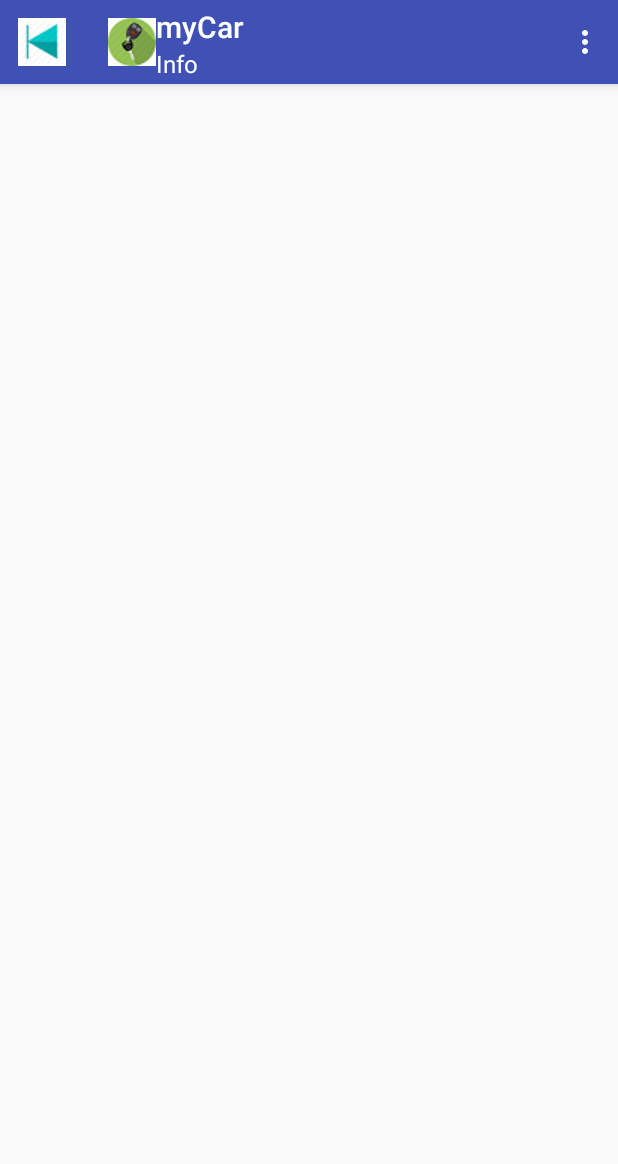
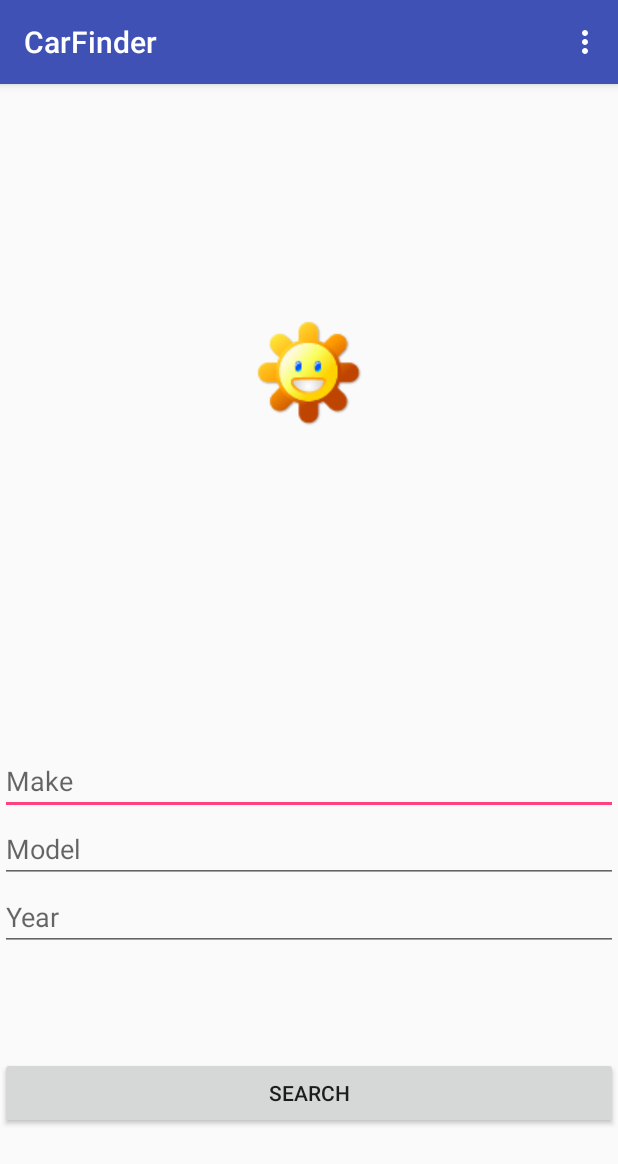
Before and after one commit to YoungJ15/CarFinder, an Android app: the screen it shows after launch (MainActivity), on a phone screen of 412 x 824 dp. Shown: the top 1164 px of the screen. Run offline under Robolectric (Android 15) with nearby library versions, the phone set to English and light mode, and no system bars; our stand-ins replace AdMob.

Commit message:
Integrating fragments to make the search activity,but throwing NPE

```diff
--- a/app/src/main/java/com/josermando/apps/carfinder/CarListFragment.java
+++ b/app/src/main/java/com/josermando/apps/carfinder/CarListFragment.java
@@ -1,6 +1,7 @@
 package com.josermando.apps.carfinder;
 
 import android.app.Fragment;
+import android.app.ProgressDialog;
 import android.net.Uri;
 import android.os.AsyncTask;
 import android.os.Bundle;
@@ -34,10 +35,6 @@ import java.util.List;
 public class CarListFragment extends Fragment {
     private ArrayAdapter<String> mCarAdapter;
 
-    public ArrayAdapter<String> getmCarAdapter() {
-        return mCarAdapter;
-    }
-
     public CarListFragment() {
 
     }
@@ -59,23 +56,24 @@ public class CarListFragment extends Fragment {
         //To handle action bar item clicks.
         int id = item.getItemId();
         if(id == R.id.action_refresh){
-            updateCarList();
+          //  updateCarList();
             return true;
         }
 
         return super.onOptionsItemSelected(item);
     }
 
-    private void updateCarList(){
+    public void updateCarList(String make, String model, String year){
         FetchCarListTask carTask = new FetchCarListTask();
-        carTask.execute("toyota","corolla","2011");
+        carTask.execute(make, model, year);
     }
 
-    @Override
-    public void onStart() {
+    /**   @Override
+   public void onStart() {
         super.onStart();
         updateCarList();
     }
+  **/
 
     @Nullable
     @Override
--- a/app/src/main/java/com/josermando/apps/carfinder/MainActivity.java
+++ b/app/src/main/java/com/josermando/apps/carfinder/MainActivity.java
@@ -9,12 +9,19 @@ import android.support.v7.widget.Toolbar;
 import android.view.View;
 import android.view.Menu;
 import android.view.MenuItem;
+import android.widget.Button;
+import android.widget.EditText;
 
 
 import com.google.android.gms.ads.AdRequest;
 import com.google.android.gms.ads.AdView;
 
 public class MainActivity extends ActionBarActivity {
+    Button button;
+    public EditText makeText;
+    public EditText modelText;
+    public EditText yearText;
+
     //Ads
     private AdView  mAdView;
     private static final String LOG_TAG = MainActivity.class.getSimpleName();
@@ -22,29 +29,45 @@ public class MainActivity extends ActionBarActivity {
     protected void onCreate(Bundle savedInstanceState) {
         super.onCreate(savedInstanceState);
         setContentView(R.layout.activity_main);
-        if(savedInstanceState == null){
+        /**if(savedInstanceState == null){
             getFragmentManager().beginTransaction().add(R.id.container, new CarListFragment()).commit();
         }
+         **/
         //Setting the toolbar that was created
         Toolbar toolbar = (Toolbar) findViewById(R.id.toolbar);
         setSupportActionBar(toolbar);
-        getSupportActionBar().setTitle(R.string.app_title);
-        toolbar.setSubtitle(R.string.app_subtitle);
-        toolbar.setLogo(R.drawable.car_info_logo);
-        toolbar.setNavigationIcon(R.drawable.navigation_back);
+      //  getSupportActionBar().setTitle(R.string.app_title);
+      //  toolbar.setSubtitle(R.string.app_subtitle);
+      //  toolbar.setLogo(R.drawable.car_info_logo);
+      //  toolbar.setNavigationIcon(R.drawable.navigation_back);
 
         //Ads info
-        mAdView = (AdView) findViewById(R.id.ad_view2);
+   //     mAdView = (AdView) findViewById(R.id.ad_view2);
         //Create and Ad request
-        AdRequest adRequest = new AdRequest.Builder().setGender(AdRequest.GENDER_MALE).build();
+   //     AdRequest adRequest = new AdRequest.Builder().setGender(AdRequest.GENDER_MALE).build();
                 //addTestDevice(AdRequest.DEVICE_ID_EMULATOR).build();
         //Start loading the ad in the background
-        mAdView.loadAd(adRequest);
+     //   mAdView.loadAd(adRequest);
+
+        button = (Button) findViewById(R.id.searchBtn);
+
+        button.setOnClickListener(new View.OnClickListener() {
+            @Override
+            public void onClick(View v) {
+                makeText = (EditText) findViewById(R.id.makeEt);
+                modelText = (EditText) findViewById(R.id.modelEt);
+                yearText = (EditText) findViewById(R.id.yearEt);
+                CarListFragment fragment = new CarListFragment();
+                fragment.updateCarList(makeText.getText().toString(), modelText.getText().toString(), yearText.getText().toString());
+                getFragmentManager().beginTransaction().replace(R.id.container, new CarListFragment()).commit();
+            }
+        });
+
 
     }
     //Only for Ads testing purposes
     /** Called when leaving the activity */
-    @Override
+   /** @Override
     public void onPause() {
         if (mAdView != null) {
             mAdView.pause();
@@ -53,7 +76,7 @@ public class MainActivity extends ActionBarActivity {
     }
 
     /** Called when returning to the activity */
-    @Override
+    /**@Override
     public void onResume() {
         super.onResume();
         if (mAdView != null) {
@@ -62,7 +85,7 @@ public class MainActivity extends ActionBarActivity {
     }
 
     /** Called before the activity is destroyed */
-    @Override
+    /**@Override
     public void onDestroy() {
         if (mAdView != null) {
             mAdView.destroy();
@@ -70,7 +93,7 @@ public class MainActivity extends ActionBarActivity {
         super.onDestroy();
     }
     //Only for Ads testing purposes
-
+**/
     @Override
     public boolean onCreateOptionsMenu(Menu menu) {
         // Inflate the menu; this adds items to the action bar if it is present.
--- a/app/src/main/res/layout/activity_main.xml
+++ b/app/src/main/res/layout/activity_main.xml
@@ -8,7 +8,7 @@
     android:fitsSystemWindows="true"
     tools:context="com.josermando.apps.carfinder.MainActivity">
 
-    <!--<android.support.design.widget.AppBarLayout
+    <android.support.design.widget.AppBarLayout
         android:layout_width="match_parent"
         android:layout_height="wrap_content"
         android:theme="@style/MaterialTheme.AppBarOverlay">
@@ -22,11 +22,8 @@
 
 
     </android.support.design.widget.AppBarLayout>
-    -->
-    <include layout="@layout/toolbar"
-        android:id="@+id/toolbar"/>
 
-    <include layout="@layout/content_main" />
+    <include layout="@layout/initial_main" />
 
     <!--<android.support.design.widget.FloatingActionButton
         android:id="@+id/fab"
--- a/app/src/main/res/layout/fragment_main.xml
+++ b/app/src/main/res/layout/fragment_main.xml
@@ -12,15 +12,7 @@
         android:layout_height="match_parent"
         android:id="@+id/listview_car"
         />
-    <!--<com.google.android.gms.ads.AdView
-        android:id="@+id/ad_view"
-        android:layout_width="match_parent"
-        android:layout_height="wrap_content"
-        android:layout_centerHorizontal="true"
-        android:layout_alignParentBottom="true"
-        ads:adSize="BANNER"
-        ads:adUnitId="@string/banner_ad_unit_id" />
--->
+
     <com.google.android.gms.ads.AdView
         android:id="@+id/ad_view2"
         android:layout_width="match_parent"
--- a/app/src/main/res/layout/initial_activity.xml
+++ /dev/null
@@ -1,10 +0,0 @@
-<?xml version="1.0" encoding="utf-8"?>
-<LinearLayout xmlns:android="http://schemas.android.com/apk/res/android"
-    android:layout_width="match_parent"
-    android:layout_height="match_parent"
-    android:orientation="vertical">
-
-  <include layout="@layout/toolbar"
-      android:id="@+id/toolbar"/>
-
-</LinearLayout>
--- /dev/null
+++ b/app/src/main/res/layout/initial_main.xml
@@ -0,0 +1,59 @@
+<?xml version="1.0" encoding="utf-8"?>
+<LinearLayout xmlns:android="http://schemas.android.com/apk/res/android"
+    android:orientation="vertical"
+    android:layout_width="match_parent"
+    android:layout_height="match_parent"
+    android:id="@+id/container">
+
+    <RelativeLayout
+        android:layout_width="match_parent"
+        android:layout_height="wrap_content"
+        android:layout_weight="3"
+        android:gravity="center">
+
+        <ImageView
+            android:layout_width="wrap_content"
+            android:layout_height="wrap_content"
+            android:id="@+id/imageView"
+            android:src="@drawable/good_day"/>
+    </RelativeLayout>
+
+    <LinearLayout
+        android:orientation="vertical"
+        android:layout_width="match_parent"
+        android:layout_height="wrap_content"
+        android:layout_weight=".5">
+
+        <EditText
+            android:layout_width="match_parent"
+            android:layout_height="wrap_content"
+            android:id="@+id/makeEt"
+            android:hint="Make"/>
+
+        <EditText
+            android:layout_width="match_parent"
+            android:layout_height="wrap_content"
+            android:id="@+id/modelEt"
+            android:hint="Model" />
+
+        <EditText
+            android:layout_width="match_parent"
+            android:layout_height="wrap_content"
+            android:id="@+id/yearEt"
+            android:hint="Year" />
+    </LinearLayout>
+
+    <LinearLayout
+        android:orientation="vertical"
+        android:layout_width="match_parent"
+        android:layout_height="wrap_content"
+        android:layout_weight=".5">
+
+        <Button
+            android:layout_width="match_parent"
+            android:layout_height="wrap_content"
+            android:text="Search"
+            android:id="@+id/searchBtn" />
+
+    </LinearLayout>
+</LinearLayout>
--- a/app/src/main/res/layout/toolbar.xml
+++ /dev/null
@@ -1,14 +0,0 @@
-<?xml version="1.0" encoding="utf-8"?>
-<android.support.v7.widget.Toolbar
-    xmlns:android="http://schemas.android.com/apk/res/android"
-    xmlns:app="http://schemas.android.com/apk/res-auto"
-    android:layout_width="match_parent"
-    android:layout_height="wrap_content"
-    android:background="@color/colorPrimary"
-    android:minHeight="?attr/actionBarSize"
-    app:theme="@style/ToolbarTheme"
-
-    >
-
-
-</android.support.v7.widget.Toolbar>
```
Also changed, not shown: app/src/main/res/drawable/good_day.png (added).
